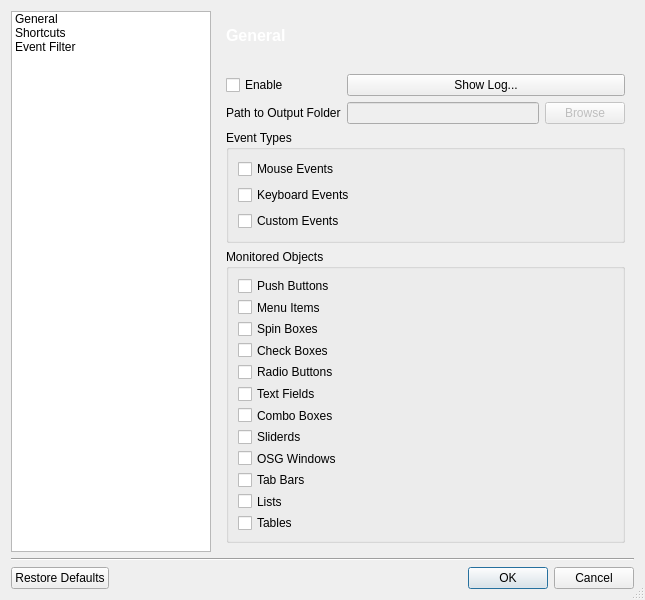
The window that applications/3DimViewer/ui/cpreferencesdialog.ui (SindenDev/3dimviewer) describes before a commit, drawn with Qt 5.
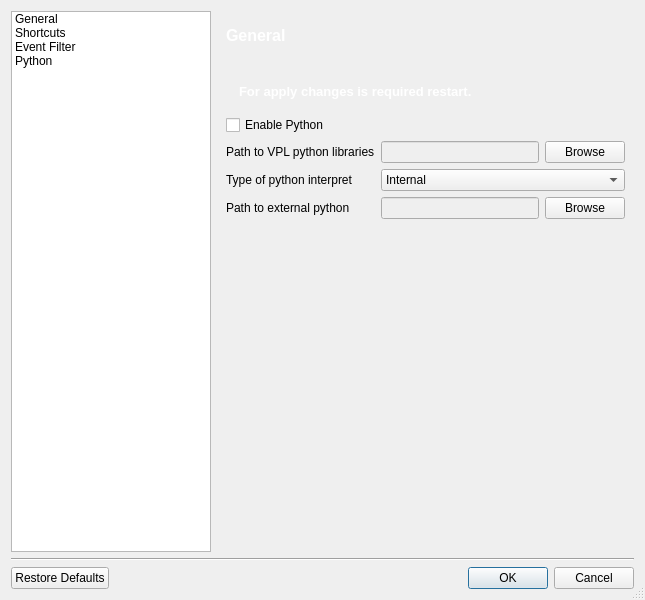
The same window after the commit. Icons and pictures are not drawn.

The edit to the form file:
```diff
--- a/applications/3DimViewer/ui/cpreferencesdialog.ui
+++ b/applications/3DimViewer/ui/cpreferencesdialog.ui
@@ -29,6 +29,46 @@
    <bool>true</bool>
   </property>
   <layout class="QGridLayout" name="gridLayout">
+   <item row="0" column="1">
+    <widget class="QLabel" name="labelPageName">
+     <property name="minimumSize">
+      <size>
+       <width>0</width>
+       <height>48</height>
+      </size>
+     </property>
+     <property name="font">
+      <font>
+       <pointsize>12</pointsize>
+       <weight>75</weight>
+       <bold>true</bold>
+      </font>
+     </property>
+     <property name="styleSheet">
+      <string notr="true">background: qlineargradient(x1:1, y1:0, x2:1, y2:1,
+                 stop:0 rgb(0, 100, 176), stop:1 rgb(1, 71, 123));
+color: rgb(255, 255, 255);
+padding-left: 5;
+padding-right: 2;
+background-image: url(:icons/bsp.ico);
+background-position: center right;
+background-origin: content;
+background-repeat: none;</string>
+     </property>
+     <property name="frameShape">
+      <enum>QFrame::NoFrame</enum>
+     </property>
+     <property name="frameShadow">
+      <enum>QFrame::Plain</enum>
+     </property>
+     <property name="lineWidth">
+      <number>1</number>
+     </property>
+     <property name="text">
+      <string>General</string>
+     </property>
+    </widget>
+   </item>
    <item row="1" column="1">
     <widget class="QStackedWidget" name="stackedWidget">
      <property name="minimumSize">
@@ -38,7 +78,7 @@
       </size>
      </property>
      <property name="currentIndex">
-      <number>2</number>
+      <number>3</number>
      </property>
      <widget class="QWidget" name="pageGeneral">
       <layout class="QFormLayout" name="formLayout_3">
@@ -456,49 +496,122 @@
        </item>
       </layout>
      </widget>
-    </widget>
-   </item>
-   <item row="0" column="1">
-    <widget class="QLabel" name="labelPageName">
-     <property name="minimumSize">
-      <size>
-       <width>0</width>
-       <height>48</height>
-      </size>
-     </property>
-     <property name="font">
-      <font>
-       <pointsize>12</pointsize>
-       <weight>75</weight>
-       <bold>true</bold>
-      </font>
-     </property>
-     <property name="styleSheet">
-      <string notr="true">background: qlineargradient(x1:1, y1:0, x2:1, y2:1,
-                 stop:0 rgb(0, 100, 176), stop:1 rgb(1, 71, 123));
-color: rgb(255, 255, 255);
-padding-left: 5;
-padding-right: 2;
-background-image: url(:icons/bsp.ico);
+     <widget class="QWidget" name="python_page">
+      <layout class="QFormLayout" name="formLayout_4">
+       <item row="1" column="0">
+        <widget class="QCheckBox" name="checkBoxEnablePython">
+         <property name="text">
+          <string>Enable Python</string>
+         </property>
+        </widget>
+       </item>
+       <item row="2" column="0">
+        <widget class="QLabel" name="lblVPLSwig">
+         <property name="text">
+          <string>Path to VPL python libraries</string>
+         </property>
+        </widget>
+       </item>
+       <item row="2" column="1">
+        <layout class="QHBoxLayout" name="eFHLayout_2">
+         <property name="topMargin">
+          <number>0</number>
+         </property>
+         <item>
+          <widget class="QLineEdit" name="eFPathVPLSwig">
+           <property name="enabled">
+            <bool>false</bool>
+           </property>
+          </widget>
+         </item>
+         <item>
+          <widget class="QPushButton" name="eFBrowseVPLSwig">
+           <property name="enabled">
+            <bool>true</bool>
+           </property>
+           <property name="text">
+            <string>Browse</string>
+           </property>
+          </widget>
+         </item>
+        </layout>
+       </item>
+       <item row="3" column="0">
+        <widget class="QLabel" name="lblInterpretType">
+         <property name="text">
+          <string>Type of python interpret</string>
+         </property>
+        </widget>
+       </item>
+       <item row="3" column="1">
+        <widget class="QComboBox" name="comboBoxPythonType">
+         <item>
+          <property name="text">
+           <string>Internal</string>
+          </property>
+         </item>
+         <item>
+          <property name="text">
+           <string>External</string>
+          </property>
+         </item>
+        </widget>
+       </item>
+       <item row="4" column="0">
+        <widget class="QLabel" name="lblExternalPathPython">
+         <property name="text">
+          <string>Path to external python</string>
+         </property>
+        </widget>
+       </item>
+       <item row="4" column="1">
+        <layout class="QHBoxLayout" name="eFHLayout_3">
+         <property name="topMargin">
+          <number>0</number>
+         </property>
+         <item>
+          <widget class="QLineEdit" name="eFPathPythonPath">
+           <property name="enabled">
+            <bool>false</bool>
+           </property>
+          </widget>
+         </item>
+         <item>
+          <widget class="QPushButton" name="eFBrowsePythonPath">
+           <property name="enabled">
+            <bool>true</bool>
+           </property>
+           <property name="text">
+            <string>Browse</string>
+           </property>
+          </widget>
+         </item>
+        </layout>
+       </item>
+       <item row="0" column="0" colspan="2">
+        <widget class="QLabel" name="lblRestartRequired">
+         <property name="enabled">
+          <bool>true</bool>
+         </property>
+         <property name="styleSheet">
+          <string notr="true">background: qlineargradient(x1:1, y1:0, x2:1, y2:1,
+                 stop:0 rgb(200, 0, 0), stop:1 rgb(170, 0, 0));
+padding: 10 10 10 10;
+color:rgb(255,255,255);
 background-position: center right;
 background-origin: content;
 background-repeat: none;</string>
-     </property>
-     <property name="frameShape">
-      <enum>QFrame::NoFrame</enum>
-     </property>
-     <property name="frameShadow">
-      <enum>QFrame::Plain</enum>
-     </property>
-     <property name="lineWidth">
-      <number>1</number>
-     </property>
-     <property name="text">
-      <string>General</string>
-     </property>
+         </property>
+         <property name="text">
+          <string>&lt;html&gt;&lt;head/&gt;&lt;body&gt;&lt;p&gt;&lt;span style=&quot; font-size:10pt; font-weight:600;&quot;&gt;For apply changes is required restart.&lt;/span&gt;&lt;/p&gt;&lt;/body&gt;&lt;/html&gt;</string>
+         </property>
+        </widget>
+       </item>
+      </layout>
+     </widget>
     </widget>
    </item>
-   <item row="0" column="0" rowspan="2">
+   <item row="0" column="0" rowspan="4">
     <widget class="QListWidget" name="listPages">
      <property name="minimumSize">
       <size>
@@ -536,16 +649,21 @@
        <string>Event Filter</string>
       </property>
      </item>
+     <item>
+      <property name="text">
+       <string>Python</string>
+      </property>
+     </item>
     </widget>
    </item>
-   <item row="2" column="0" colspan="2">
+   <item row="4" column="0" colspan="2">
     <widget class="Line" name="line">
      <property name="orientation">
       <enum>Qt::Horizontal</enum>
      </property>
     </widget>
    </item>
-   <item row="3" column="0" colspan="2">
+   <item row="5" column="0" colspan="2">
     <widget class="QDialogButtonBox" name="buttonBox">
      <property name="orientation">
       <enum>Qt::Horizontal</enum>
```
